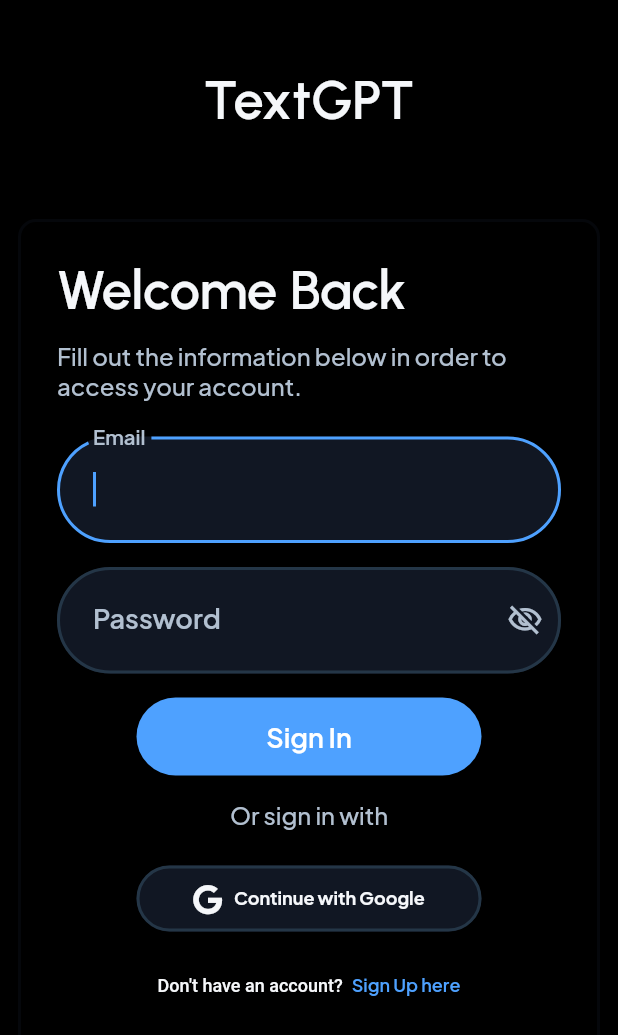
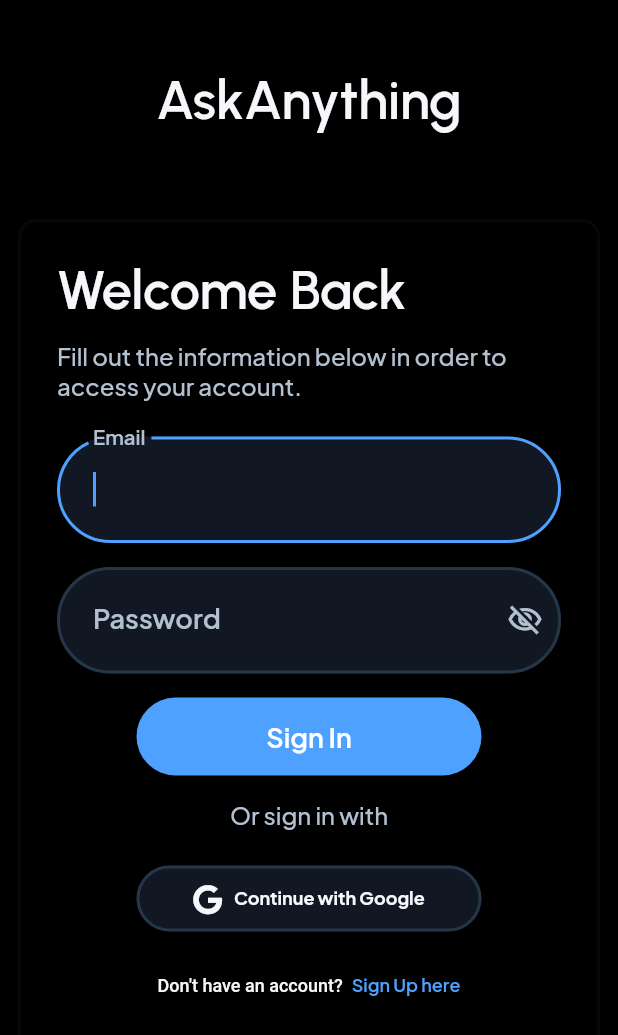
Before and after one commit to Maykkkk/finalgen, a Flutter app: the screen it shows after launch, after a tap on "Get Started", on a phone screen of 412 x 824 dp. Shown: the top 1035 px of the screen. Run offline on Flutter 3.47's test engine with Material 3 defaults, Android fonts, the phone set to English and light mode, and no system bars; drawn by our look-alikes of auto_size_text; our stand-ins replace cached_network_image, cloud_firestore, equatable, firebase_auth, firebase_core, flutter_animate and 12 more; missing offline and left inert: dart:html, json_path, mime_type; accounts and stored records are empty.

Commit message:
Rename app to AskAnything

```diff
--- a/lib/auth/firebase_auth/firebase_auth_manager.dart
+++ b/lib/auth/firebase_auth/firebase_auth_manager.dart
@@ -312,7 +312,7 @@
       }
       return userCredential == null
           ? null
-          : FinalgenFirebaseUser.fromUserCredential(userCredential);
+          : AskAnythingFirebaseUser.fromUserCredential(userCredential);
     } on FirebaseAuthException catch (e) {
       final errorMsg = switch (e.code) {
         'email-already-in-use' =>
--- a/lib/auth/firebase_auth/firebase_user_provider.dart
+++ b/lib/auth/firebase_auth/firebase_user_provider.dart
@@ -5,9 +5,11 @@
 
 export '../base_auth_user_provider.dart';
 
-class FinalgenFirebaseUser extends BaseAuthUser {
-  FinalgenFirebaseUser(this.user);
+class AskAnythingFirebaseUser extends BaseAuthUser {
+  AskAnythingFirebaseUser(this.user);
   User? user;
+
+  @override
   bool get loggedIn => user != null;
 
   @override
@@ -59,17 +61,17 @@
   static BaseAuthUser fromUserCredential(UserCredential userCredential) =>
       fromFirebaseUser(userCredential.user);
   static BaseAuthUser fromFirebaseUser(User? user) =>
-      FinalgenFirebaseUser(user);
+      AskAnythingFirebaseUser(user);
 }
 
-Stream<BaseAuthUser> finalgenFirebaseUserStream() => FirebaseAuth.instance
+Stream<BaseAuthUser> askAnythingFirebaseUserStream() => FirebaseAuth.instance
         .authStateChanges()
         .debounce((user) => user == null && !loggedIn
             ? TimerStream(true, const Duration(seconds: 1))
             : Stream.value(user))
         .map<BaseAuthUser>(
       (user) {
-        currentUser = FinalgenFirebaseUser(user);
+        currentUser = AskAnythingFirebaseUser(user);
         return currentUser!;
       },
     );
--- a/lib/creat_account/creat_account_widget.dart
+++ b/lib/creat_account/creat_account_widget.dart
@@ -145,7 +145,7 @@
                                     padding: EdgeInsetsDirectional.fromSTEB(
                                         16.0, 0.0, 0.0, 0.0),
                                     child: Text(
-                                      'TextGPT',
+                                      'AskAnything',
                                       style: FlutterFlowTheme.of(context)
                                           .headlineMedium
                                           .override(
--- a/lib/login_page/login_page_widget.dart
+++ b/lib/login_page/login_page_widget.dart
@@ -2,13 +2,10 @@
 import '/flutter_flow/flutter_flow_theme.dart';
 import '/flutter_flow/flutter_flow_util.dart';
 import '/flutter_flow/flutter_flow_widgets.dart';
-import 'dart:ui';
 import '/index.dart';
-import 'package:flutter/gestures.dart';
 import 'package:flutter/material.dart';
 import 'package:font_awesome_flutter/font_awesome_flutter.dart';
 import 'package:google_fonts/google_fonts.dart';
-import 'package:provider/provider.dart';
 import 'login_page_model.dart';
 export 'login_page_model.dart';
 
@@ -69,14 +66,17 @@
                     padding:
                         EdgeInsetsDirectional.fromSTEB(0.0, 32.0, 0.0, 32.0),
                     child: Container(
-                      width: 200.0,
-                      height: 70.0,
+                      constraints: BoxConstraints(
+                        minHeight: 70.0,
+                      ),
+                      padding: EdgeInsets.symmetric(horizontal: 24.0),
                       decoration: BoxDecoration(
                         borderRadius: BorderRadius.circular(16.0),
                       ),
                       alignment: AlignmentDirectional(0.0, 0.0),
                       child: Text(
-                        'TextGPT',
+                        'AskAnything',
+                        maxLines: 1,
                         style:
                             FlutterFlowTheme.of(context).displaySmall.override(
                                   font: GoogleFonts.urbanist(
--- a/lib/main.dart
+++ b/lib/main.dart
@@ -1,17 +1,13 @@
-import 'package:flutter/gestures.dart';
 import 'package:flutter/material.dart';
 
 import 'package:flutter_localizations/flutter_localizations.dart';
 import 'package:flutter_web_plugins/url_strategy.dart';
-import 'package:firebase_core/firebase_core.dart';
 import 'auth/firebase_auth/firebase_user_provider.dart';
 import 'auth/firebase_auth/auth_util.dart';
 
 import 'backend/firebase/firebase_config.dart';
 import '/flutter_flow/flutter_flow_theme.dart';
 import 'flutter_flow/flutter_flow_util.dart';
-import 'flutter_flow/nav/nav.dart';
-import 'index.dart';
 
 void main() async {
   WidgetsFlutterBinding.ensureInitialized();
@@ -22,10 +18,12 @@
 
   await FlutterFlowTheme.initialize();
 
-  runApp(MyApp());
+  runApp(const MyApp());
 }
 
 class MyApp extends StatefulWidget {
+  const MyApp({super.key});
+
   // This widget is the root of your application.
   @override
   State<MyApp> createState() => _MyAppState();
@@ -62,13 +60,13 @@
 
     _appStateNotifier = AppStateNotifier.instance;
     _router = createRouter(_appStateNotifier);
-    userStream = finalgenFirebaseUserStream()
+    userStream = askAnythingFirebaseUserStream()
       ..listen((user) {
         _appStateNotifier.update(user);
       });
     jwtTokenStream.listen((_) {});
     Future.delayed(
-      Duration(milliseconds: 1000),
+      const Duration(milliseconds: 1000),
       () => _appStateNotifier.stopShowingSplashImage(),
     );
   }
@@ -126,8 +124,8 @@
   Widget build(BuildContext context) {
     return MaterialApp.router(
       debugShowCheckedModeBanner: false,
-      title: 'finalgen',
-      localizationsDelegates: [
+      title: 'AskAnything',
+      localizationsDelegates: const [
         GlobalMaterialLocalizations.delegate,
         GlobalWidgetsLocalizations.delegate,
         GlobalCupertinoLocalizations.delegate,
--- a/lib/on_boarding/on_boarding_widget.dart
+++ b/lib/on_boarding/on_boarding_widget.dart
@@ -2,14 +2,10 @@
 import '/flutter_flow/flutter_flow_theme.dart';
 import '/flutter_flow/flutter_flow_util.dart';
 import '/flutter_flow/flutter_flow_widgets.dart';
-import 'dart:math';
-import 'dart:ui';
 import '/index.dart';
 import 'package:flutter/material.dart';
-import 'package:flutter/scheduler.dart';
 import 'package:flutter_animate/flutter_animate.dart';
 import 'package:google_fonts/google_fonts.dart';
-import 'package:provider/provider.dart';
 import 'on_boarding_model.dart';
 export 'on_boarding_model.dart';
 
@@ -129,6 +125,8 @@
 
   @override
   Widget build(BuildContext context) {
+    final theme = FlutterFlowTheme.of(context);
+
     return GestureDetector(
       onTap: () {
         FocusScope.of(context).unfocus();
@@ -155,8 +153,19 @@
                               width: 120.0,
                               height: 120.0,
                               decoration: BoxDecoration(
-                                color: FlutterFlowTheme.of(context).accent4,
+                                gradient: RadialGradient(
+                                  colors: [
+                                    theme.primary.withValues(alpha: 0.34),
+                                    theme.secondary.withValues(alpha: 0.22),
+                                    Color(0xFF09111F),
+                                  ],
+                                  stops: [0.0, 0.48, 1.0],
+                                ),
                                 shape: BoxShape.circle,
+                                border: Border.all(
+                                  color: theme.primary.withValues(alpha: 0.22),
+                                  width: 1.5,
+                                ),
                               ),
                               child: Container(
                                 width: 200.0,
@@ -165,9 +174,50 @@
                                 decoration: BoxDecoration(
                                   shape: BoxShape.circle,
                                 ),
-                                child: Image.network(
-                                  'https://images.unsplash.com/photo-1684487747720-1ba29cda82f8?crop=entropy&cs=tinysrgb&fit=max&fm=jpg&ixid=M3w0NTYyMDF8MHwxfHNlYXJjaHwxMnx8Z3B0fGVufDB8fHx8MTc1NzQyMDIyOXww&ixlib=rb-4.1.0&q=80&w=1080',
-                                  fit: BoxFit.cover,
+                                child: Center(
+                                  child: Container(
+                                    width: 82.0,
+                                    height: 82.0,
+                                    decoration: BoxDecoration(
+                                      gradient: LinearGradient(
+                                        colors: [
+                                          theme.primary,
+                                          theme.secondary,
+                                        ],
+                                        begin: Alignment.topLeft,
+                                        end: Alignment.bottomRight,
+                                      ),
+                                      borderRadius: BorderRadius.circular(24.0),
+                                      boxShadow: [
+                                        BoxShadow(
+                                          blurRadius: 20.0,
+                                          color: theme.primary
+                                              .withValues(alpha: 0.28),
+                                          offset: Offset(0.0, 12.0),
+                                        )
+                                      ],
+                                    ),
+                                    child: Stack(
+                                      alignment: Alignment.center,
+                                      children: [
+                                        Icon(
+                                          Icons.chat_bubble_rounded,
+                                          color: theme.info,
+                                          size: 34.0,
+                                        ),
+                                        Positioned(
+                                          right: 12.0,
+                                          top: 10.0,
+                                          child: Icon(
+                                            Icons.auto_awesome_rounded,
+                                            color: theme.info
+                                                .withValues(alpha: 0.95),
+                                            size: 16.0,
+                                          ),
+                                        ),
+                                      ],
+                                    ),
+                                  ),
                                 ),
                               ),
                             ).animateOnPageLoad(
@@ -177,7 +227,7 @@
                             padding: EdgeInsetsDirectional.fromSTEB(
                                 0.0, 36.0, 0.0, 0.0),
                             child: Text(
-                              'Welcome to TextGPT!',
+                              'Welcome to AskAnything!',
                               style: FlutterFlowTheme.of(context)
                                   .displaySmall
                                   .override(
@@ -204,7 +254,7 @@
                             padding: EdgeInsetsDirectional.fromSTEB(
                                 24.0, 12.0, 24.0, 0.0),
                             child: Text(
-                              'TextGPT is a free AI assistant that can help you with a wide variety of tasks.',
+                              'AskAnything is a free AI assistant built to help you think clearly, create faster, and get things done with less friction.',
                               textAlign: TextAlign.center,
                               style: FlutterFlowTheme.of(context)
                                   .labelMedium
--- a/pubspec.yaml
+++ b/pubspec.yaml
@@ -1,5 +1,5 @@
-name: finalgen
-description: A new Flutter project.
+name: askanything
+description: AskAnything, a Flutter AI assistant project.
 
 # The following line prevents the package from being accidentally published to
 # pub.dev using `pub publish`. This is preferred for private packages.
```
Also changed, not shown: 6 other files.
